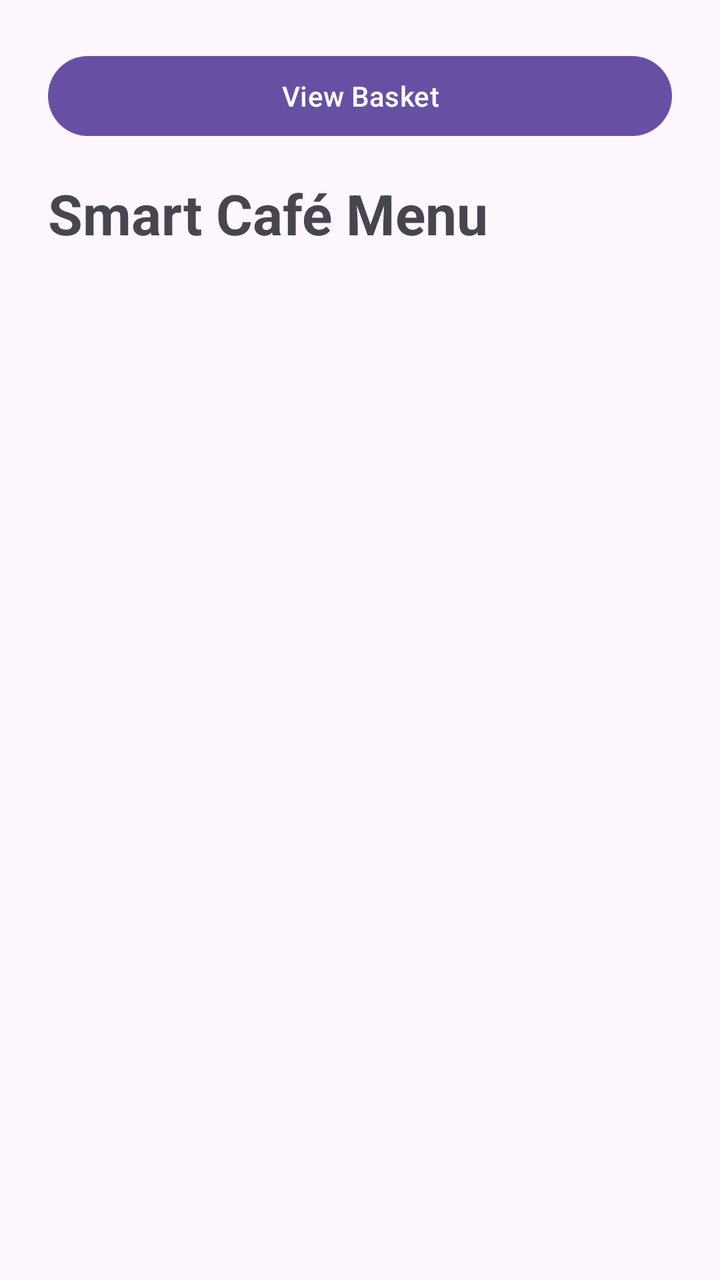
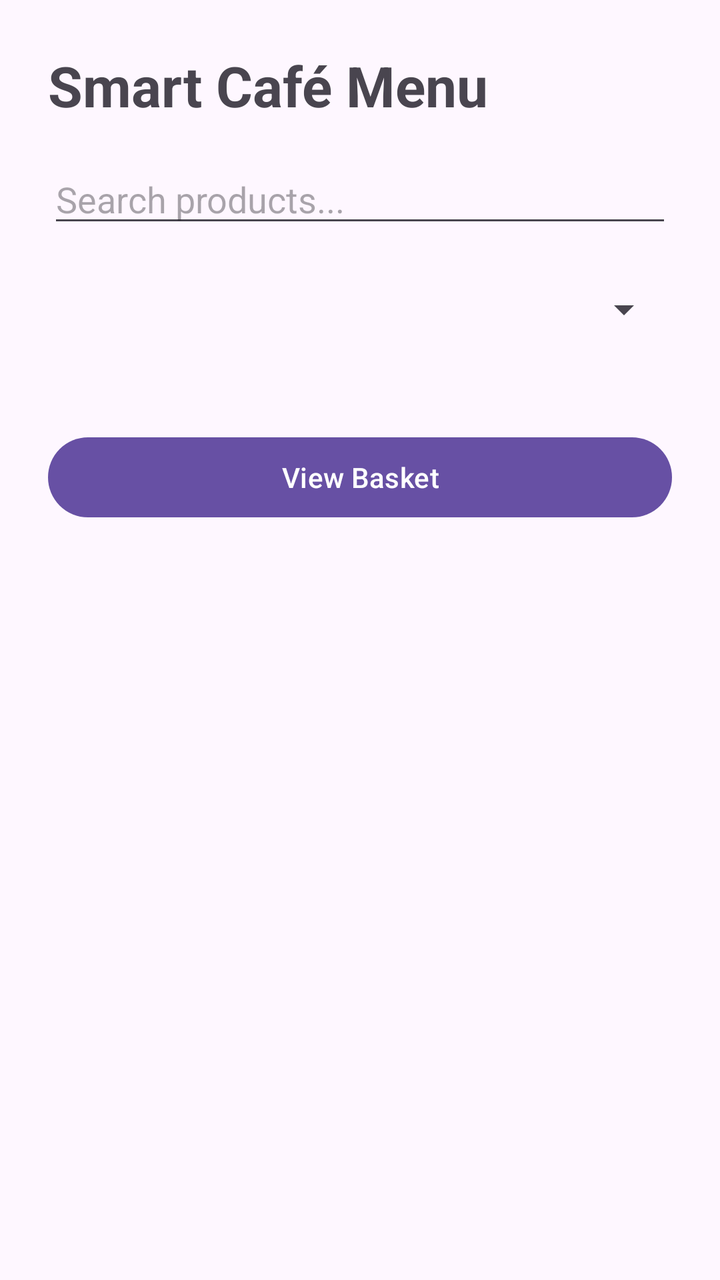

Two renders of the same Android screen: before a commit and after it. Below are the layout's source before the change and the commit's diff.
<!-- AndroidManifest.xml: application theme Theme.SmartCafeCustomer -->
<!-- res/layout/activity_menu.xml -->
<?xml version="1.0" encoding="utf-8"?>
<ScrollView
    xmlns:android="http://schemas.android.com/apk/res/android"
    android:id="@+id/main"
    android:layout_width="match_parent"
    android:layout_height="match_parent">

    <LinearLayout
        android:id="@+id/menuContainer"
        android:layout_width="match_parent"
        android:layout_height="wrap_content"
        android:orientation="vertical"
        android:padding="24dp">


        <Button
            android:id="@+id/buttonViewBasket"
            android:layout_width="match_parent"
            android:layout_height="wrap_content"
            android:minHeight="48dp"
            android:text="View Basket"
            android:layout_marginBottom="16dp" />


        <TextView
            android:layout_width="match_parent"
            android:layout_height="wrap_content"
            android:text="Smart Café Menu"
            android:textSize="28sp"
            android:textStyle="bold"
            android:layout_marginBottom="16dp" />

    </LinearLayout>
</ScrollView>
<!-- resources referenced by this layout -->
<resources>
  <style name="Theme.SmartCafeCustomer" parent="Base.Theme.SmartCafeCustomer" />
  <style name="Base.Theme.SmartCafeCustomer" parent="Theme.Material3.DayNight.NoActionBar">
          
          
      </style>
</resources>

<!-- the commit's change to res/layout/activity_menu.xml (unified diff, before → after) -->
@@ -3,24 +3,14 @@
     xmlns:android="http://schemas.android.com/apk/res/android"
     android:id="@+id/main"
     android:layout_width="match_parent"
-    android:layout_height="match_parent">
+    android:layout_height="match_parent"
+    android:fillViewport="true">
 
     <LinearLayout
-        android:id="@+id/menuContainer"
         android:layout_width="match_parent"
         android:layout_height="wrap_content"
         android:orientation="vertical"
         android:padding="24dp">
-
-
-        <Button
-            android:id="@+id/buttonViewBasket"
-            android:layout_width="match_parent"
-            android:layout_height="wrap_content"
-            android:minHeight="48dp"
-            android:text="View Basket"
-            android:layout_marginBottom="16dp" />
-
 
         <TextView
             android:layout_width="match_parent"
@@ -30,5 +20,33 @@
             android:textStyle="bold"
             android:layout_marginBottom="16dp" />
 
+        <EditText
+            android:id="@+id/editSearchMenu"
+            android:layout_width="match_parent"
+            android:layout_height="wrap_content"
+            android:hint="Search products..."
+            android:inputType="text"
+            android:singleLine="true"
+            android:layout_marginBottom="12dp" />
+
+        <Spinner
+            android:id="@+id/spinnerCategory"
+            android:layout_width="match_parent"
+            android:layout_height="48dp"
+            android:layout_marginBottom="16dp" />
+
+        <LinearLayout
+            android:id="@+id/menuContainer"
+            android:layout_width="match_parent"
+            android:layout_height="wrap_content"
+            android:orientation="vertical" />
+
+        <Button
+            android:id="@+id/buttonViewBasket"
+            android:layout_width="match_parent"
+            android:layout_height="wrap_content"
+            android:text="View Basket"
+            android:layout_marginTop="20dp" />
+
     </LinearLayout>
 </ScrollView>
